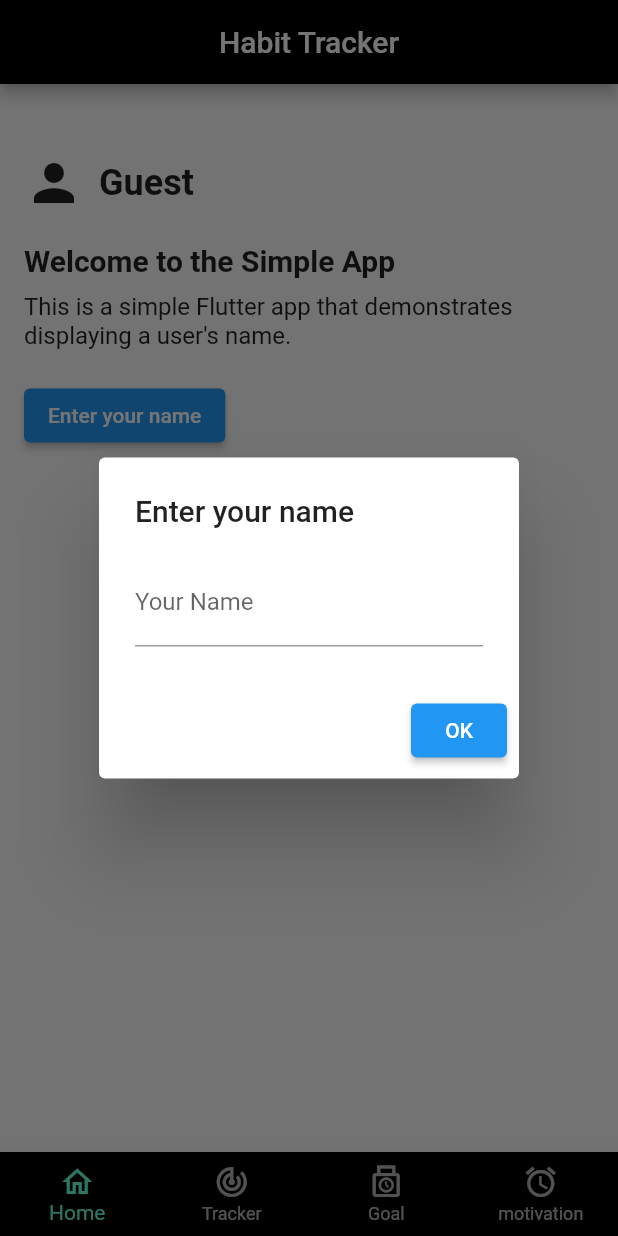
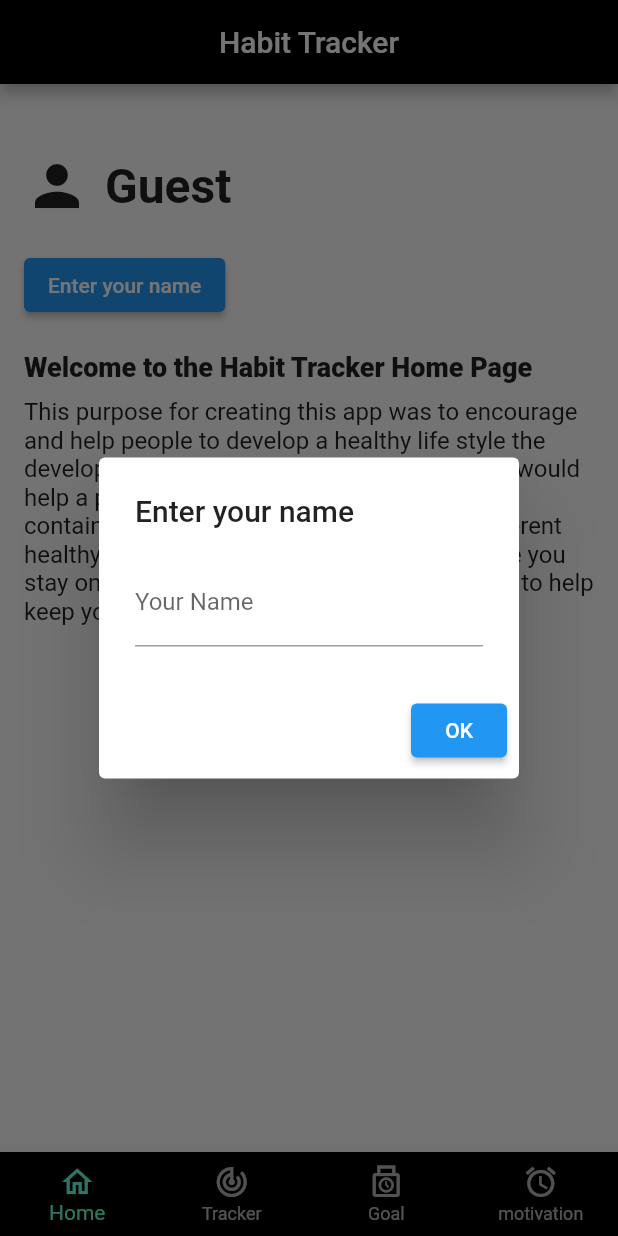
Before and after one commit to SyedMuhammadHuzaiffa/Habit-Tracking-app, a Flutter app: the screen it shows after launch, after a tap on "Enter your name", on a phone screen of 412 x 824 dp. Run offline on Flutter 3.47's test engine with Material 2 defaults, Android fonts, the phone set to English and light mode, and no system bars.

Commit message:
Modifying few changes

```diff
--- a/lib/pages/goal.dart
+++ b/lib/pages/goal.dart
@@ -8,6 +8,7 @@ class GoalTrackerApp extends StatelessWidget {
   @override
   Widget build(BuildContext context) {
     return MaterialApp(
+      debugShowCheckedModeBanner: false,
       title: 'Goal Tracker',
       home: GoalPage(),
     );
@@ -145,9 +146,6 @@ class _GoalPageState extends State<GoalPage> {
   @override
   Widget build(BuildContext context) {
     return Scaffold(
-      appBar: AppBar(
-        title: Text('Goal Tracker'),
-      ),
       body: SingleChildScrollView(
         child: Column(
           crossAxisAlignment: CrossAxisAlignment.stretch,
--- a/lib/pages/home.dart
+++ b/lib/pages/home.dart
@@ -9,7 +9,7 @@ class Home extends StatelessWidget {
   Widget build(BuildContext context) {
     return MaterialApp(
       debugShowCheckedModeBanner: false,
-      title: 'Simple App',
+      title: 'Home page',
       home: SimpleScreen(),
     );
   }
@@ -64,28 +64,28 @@ class _SimpleScreenState extends State<SimpleScreen> {
             SizedBox(height: 30),
             Row(
               children: [
-                Icon(Icons.person, size: 40),
+                Icon(Icons.person, size: 44),
                 SizedBox(width: 10),
                 Text(
                   _userName.isEmpty ? 'Guest' : _userName,
-                  style: TextStyle(fontSize: 24, fontWeight: FontWeight.bold),
+                  style: TextStyle(fontSize: 32, fontWeight: FontWeight.bold),
                 ),
               ],
-            ),
-            SizedBox(height: 20),
-            Text(
-              'Welcome to the Simple App',
-              style: TextStyle(fontSize: 20, fontWeight: FontWeight.bold),
-            ),
-            SizedBox(height: 10),
-            Text(
-              'This is a simple Flutter app that demonstrates displaying a user\'s name.',
-              style: TextStyle(fontSize: 16),
             ),
             SizedBox(height: 20),
             ElevatedButton(
               onPressed: _getUserInput,
               child: Text('Enter your name'),
+            ),
+            SizedBox(height: 20),
+            Text(
+              'Welcome to the Habit Tracker Home Page',
+              style: TextStyle(fontSize: 18, fontWeight: FontWeight.w900),
+            ),
+            SizedBox(height: 10),
+            Text(
+              'This purpose for creating this app was to encourage and help people to develop a healthy life style the developers have come up with best ideas that would help a person acheive such a lifestyle this app contains a tracker page which tracks your different healthy routines a goal page which makes sure you stay on your goal and a motivation qoute page to help keep you going ;)',
+              style: TextStyle(fontSize: 16),
             ),
           ],
         ),
--- a/lib/splash.dart
+++ b/lib/splash.dart
@@ -42,6 +42,15 @@ class _SplashState extends State<Splash> {
                 color: Colors.white,
               ),
             ),
+            SizedBox(height: 250),
+            Text(
+              "Developed By : Ibrahim Ahmed  &  S.M. Huzaifa",
+              style: TextStyle(
+                  color: Colors.black,
+                  backgroundColor: Colors.white,
+                  fontSize: 16,
+                  fontWeight: FontWeight.w600),
+            )
           ],
         ),
       ),
```
Also changed, not shown: lib/pages/tracker.dart (+17 -1 lines).
